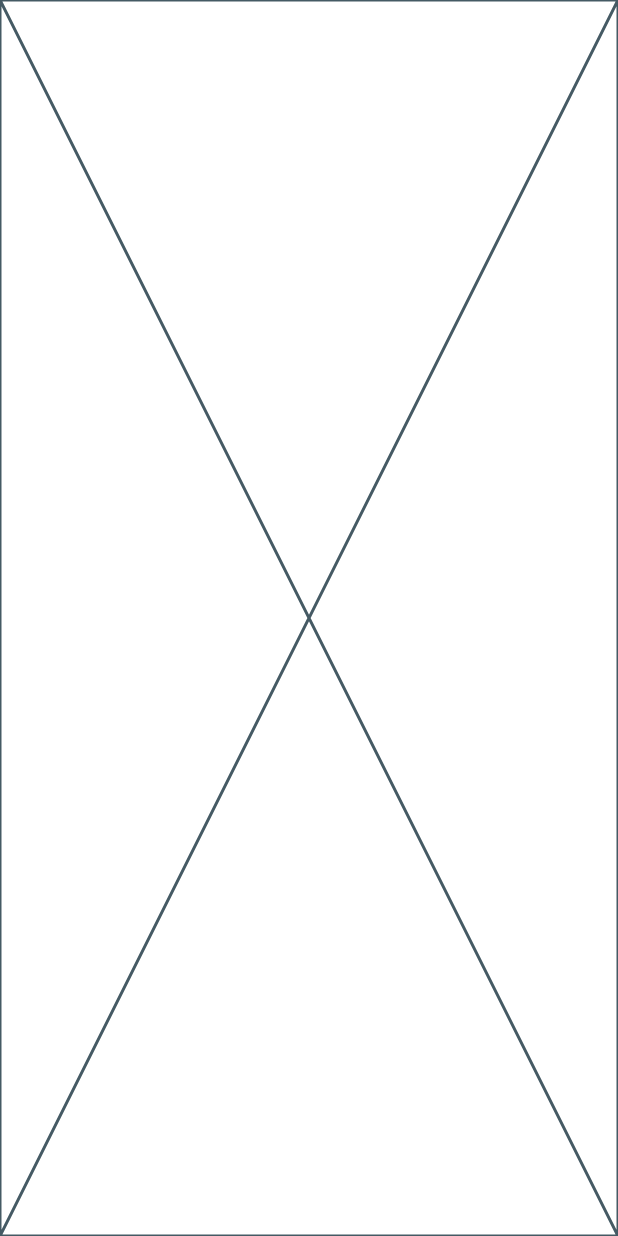
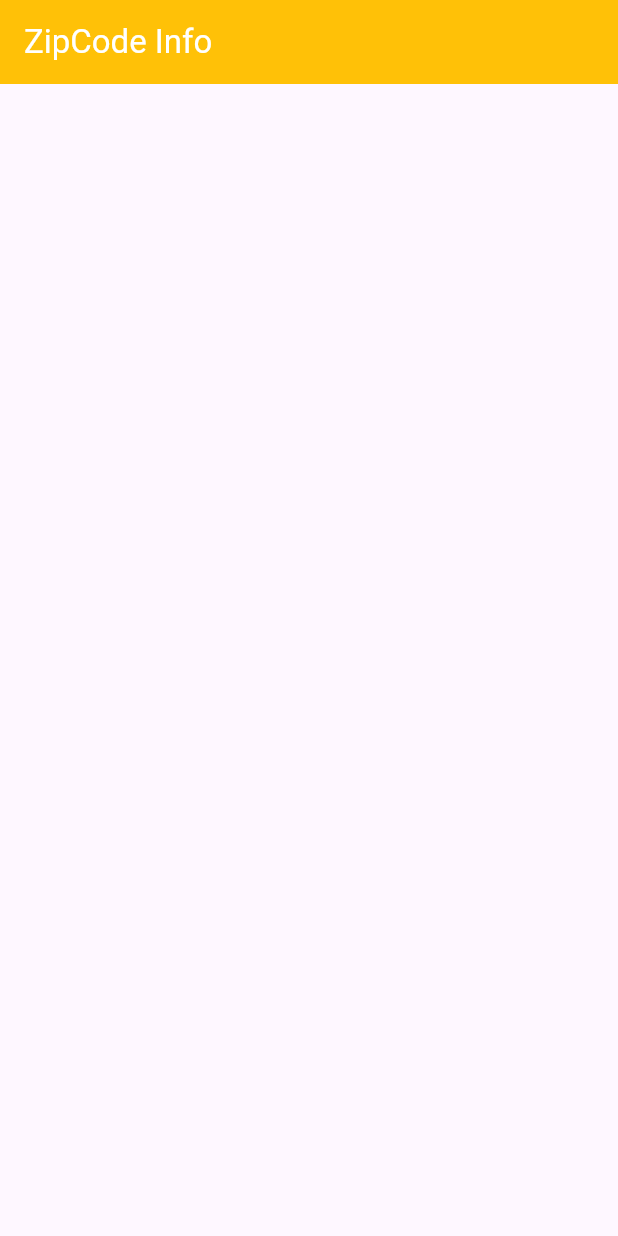
Before and after one commit to sagardhadke/zipcode, a Flutter app: the screen it shows after launch, on a phone screen of 412 x 824 dp. Run offline on Flutter 3.47's test engine with Material 3 defaults, Android fonts, the light colour scheme and no system bars.

Commit message:
Added Models

```diff
--- /dev/null
+++ b/lib/Models/ZipModel.dart
@@ -0,0 +1,62 @@
+
+import 'dart:convert';
+
+class ZipCode {
+    String? postCode;
+    String? country;
+    String? countryAbbreviation;
+    List<Places>? places;
+
+    ZipCode({this.postCode, this.country, this.countryAbbreviation, this.places});
+
+    ZipCode.fromJson(Map<String, dynamic> json) {
+        postCode = json["post code"];
+        country = json["country"];
+        countryAbbreviation = json["country abbreviation"];
+        places = json["places"] == null ? null : (json["places"] as List).map((e) => Places.fromJson(e)).toList();
+    }
+
+    Map<String, dynamic> toJson() {
+        final Map<String, dynamic> _data = <String, dynamic>{};
+        _data["post code"] = postCode;
+        _data["country"] = country;
+        _data["country abbreviation"] = countryAbbreviation;
+        if(places != null) {
+            _data["places"] = places?.map((e) => e.toJson()).toList();
+        }
+        return _data;
+    }
+}
+
+class Places {
+    String? placeName;
+    String? longitude;
+    String? state;
+    String? stateAbbreviation;
+    String? latitude;
+
+    Places({this.placeName, this.longitude, this.state, this.stateAbbreviation, this.latitude});
+
+    Places.fromJson(Map<String, dynamic> json) {
+        placeName = json["place name"];
+        longitude = json["longitude"];
+        state = json["state"];
+        stateAbbreviation = json["state abbreviation"];
+        latitude = json["latitude"];
+    }
+
+    Map<String, dynamic> toJson() {
+        final Map<String, dynamic> _data = <String, dynamic>{};
+        _data["place name"] = placeName;
+        _data["longitude"] = longitude;
+        _data["state"] = state;
+        _data["state abbreviation"] = stateAbbreviation;
+        _data["latitude"] = latitude;
+        return _data;
+    }
+
+    // List<Places> ? ofplace (List ofData){
+    //   return ofData<Places> jsonDecode(ofplace(e)).toList();
+    // }
+
+}
--- a/lib/Views/ZipCodeApi.dart
+++ b/lib/Views/ZipCodeApi.dart
@@ -10,6 +10,17 @@ class MyZipCodeApi extends StatefulWidget {
 class _MyZipCodeApiState extends State<MyZipCodeApi> {
   @override
   Widget build(BuildContext context) {
-    return const Placeholder();
+    return Scaffold(
+      appBar: AppBar(
+        title: Text("ZipCode Info", style: TextStyle(color: Colors.white),),
+        backgroundColor: Colors.amber,
+      ),
+
+      body: Column(
+        children: [
+
+        ],
+      ),
+    );
   }
 }
--- a/lib/main.dart
+++ b/lib/main.dart
@@ -12,9 +12,9 @@
   @override
   Widget build(BuildContext context) {
     return MaterialApp(
-      title: 'Flutter Demo',
+      debugShowCheckedModeBanner: false,
+      title: 'ZipCode Info API',
       theme: ThemeData(
-
         colorScheme: ColorScheme.fromSeed(seedColor: Colors.deepPurple),
         useMaterial3: true,
       ),
```
